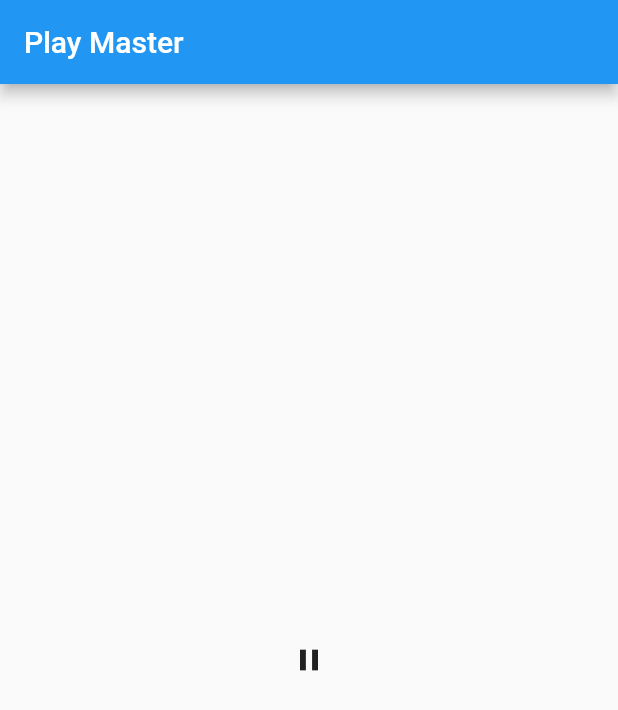
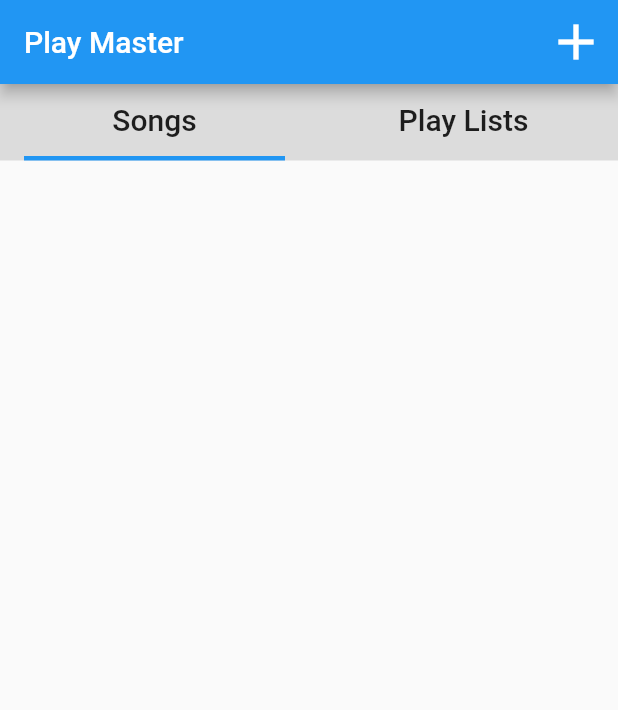
Before and after one commit to nbezanis/PlayMaster, a Flutter app: the screen it shows after launch, on a phone screen of 412 x 824 dp. Shown: the top 710 px of the screen. Run offline on Flutter 3.47's test engine with Material 2 defaults, Android fonts, the phone set to English and light mode, and no system bars; our stand-ins replace audioplayers, file_picker; missing offline and left inert: stereo.

Commit message:
set up git

```diff
--- a/lib/main.dart
+++ b/lib/main.dart
@@ -1,14 +1,21 @@
 import 'package:flutter/material.dart';
-import 'dart:typed_data';
-import 'package:flutter/services.dart';
-import 'dart:io';
-import 'package:path_provider/path_provider.dart';
-import 'package:audioplayer/audioplayer.dart';
 import 'dart:async';
+import 'package:file_picker/file_picker.dart';
+import 'package:provider/provider.dart';
+import 'package:stereo/stereo.dart';
+import 'package:audioplayers/audioplayers.dart';
+
+import 'music_list_display.dart';
+import 'sp_view_switcher.dart';
 
 void main() => runApp(PlayMaster());
 
+//main class for the entire app. any static variables here are
+//intended to be used throughout the entire app.
 class PlayMaster extends StatelessWidget {
+  static AudioPlayer player = AudioPlayer();
+  static List<MusicListDisplay> music = [];
+
   @override
   Widget build(BuildContext context) {
     return MaterialApp(
@@ -19,6 +26,8 @@ class PlayMaster extends StatelessWidget {
   }
 }
 
+//homepage that houses the lists of the user's
+//songs and playlists
 class HomePage extends StatefulWidget {
   @override
   State<StatefulWidget> createState() {
@@ -27,50 +36,154 @@ class HomePage extends StatefulWidget {
 }
 
 class _HomePageState extends State<HomePage> {
-  String mp3URI = '';
-  AudioPlayer player = AudioPlayer();
-  bool paused = true;
-  Icon buttonIcon = Icon(Icons.pause);
+  //tells us which list to display
+  bool displaySongs = true;
+  Color _songsColor = Colors.blue;
+  Color _plColor = Colors.transparent;
+  Color _selected = Colors.blue;
+  Color _unselected = Colors.transparent;
+  //used to set each music object's id
+  int idTotal = 0;
 
-  void _loadSound() async {
-    final ByteData data = await rootBundle.load('assets/Clock.mp3');
-    Directory tempDir = await getTemporaryDirectory();
-    File tempFile = File('${tempDir.path}/Clock.mp3');
-    await tempFile.writeAsBytes(data.buffer.asUint8List(), flush: true);
-    mp3URI = tempFile.uri.toString();
+  //returns a widget that allows user to switch between
+  //the list of their songs and the list of their playlists
+  Widget _getSPViewSwitcher() {
+    return Container(
+      color: Colors.black12,
+      child: Row(
+        children: <Widget>[
+          Container(
+            child: Expanded(
+              flex: 5,
+              child: Container(
+                margin: EdgeInsets.fromLTRB(16.0, 0.0, 16.0, 0.0),
+                decoration: BoxDecoration(
+                  border: Border(
+                    bottom: BorderSide(color: _songsColor, width: 3.0),
+                  ),
+                ),
+                child: FlatButton(
+                  splashColor: Colors.transparent,
+                  highlightColor: Colors.transparent,
+                  child: Text(
+                    'Songs',
+                    style: TextStyle(fontSize: 20.0),
+                  ),
+                  onPressed: () {
+                    setState(() {
+                      displaySongs = true;
+                      _songsColor = _selected;
+                      _plColor = _unselected;
+                    });
+                  },
+                ),
+              ),
+            ),
+          ),
+          Expanded(
+            flex: 5,
+            child: Container(
+              margin: EdgeInsets.fromLTRB(16.0, 0.0, 16.0, 0.0),
+              decoration: BoxDecoration(
+                  border:
+                      Border(bottom: BorderSide(color: _plColor, width: 3.0))),
+              child: FlatButton(
+                splashColor: Colors.transparent,
+                highlightColor: Colors.transparent,
+                child: Text(
+                  'Play Lists',
+                  style: TextStyle(fontSize: 20.0),
+                ),
+                onPressed: () {
+                  setState(() {
+                    displaySongs = false;
+                    _plColor = _selected;
+                    _songsColor = _unselected;
+                  });
+                },
+              ),
+            ),
+          ),
+        ],
+      ),
+    );
   }
 
-  @override
-  void initState() {
-    super.initState();
-    _loadSound();
+  //returns list of songs if displaySongs is true and
+  //list of playlists if it's false
+  Widget _displayContent(bool displaySongs) {
+    return displaySongs
+        ? Expanded(
+            child: ListView.builder(
+              itemCount: PlayMaster.music.length,
+              itemBuilder: (context, index) => ListTile(
+                title: PlayMaster.music[index],
+              ),
+            ),
+          )
+        : Center(
+            child: Column(
+              mainAxisAlignment: MainAxisAlignment.center,
+//            crossAxisAlignment: CrossAxisAlignment.center,
+              children: <Widget>[
+                Text(
+                  'PLAYLISTS HERE',
+                  textAlign: TextAlign.center,
+                ),
+              ],
+            ),
+          );
   }
 
   @override
   Widget build(BuildContext context) {
-    return Scaffold(
-      appBar: AppBar(
-        title: Text('Play Master'),
-      ),
-      body: Center(
-        child: IconButton(
-          onPressed: () {
-            if (paused) {
-              player.play(mp3URI);
-              setState(() {
-                buttonIcon = Icon(Icons.pause);
-              });
-            } else {
-              player.pause();
-              setState(() {
-                buttonIcon = Icon(Icons.play_arrow);
-              });
-            }
-            paused = !paused;
-          },
-          icon: buttonIcon,
-        ),
-      ),
+    return ChangeNotifierProvider(
+      create: (context) => MLDInfo(),
+      child: Scaffold(
+          appBar: AppBar(
+            title: Text('Play Master'),
+            actions: <Widget>[
+              //this icon button is used to add playlists
+              //using flutter file picker
+              IconButton(
+                  icon: Icon(Icons.add),
+                  iconSize: 40.0,
+                  onPressed: () {
+                    //pick files from phone and add them to list of music
+                    pickFiles().then((map) {
+                      setState(() {
+                        map.forEach((name, path) {
+                          PlayMaster.music
+                              .add(MusicListDisplay(path, name, idTotal));
+                          //add 1 to idTotal so that every song gets its own id
+                          idTotal++;
+                        });
+                      });
+                    });
+                  }),
+            ],
+          ),
+          body: Column(
+            children: <Widget>[
+              _getSPViewSwitcher(),
+              _displayContent(displaySongs)
+            ],
+          )),
     );
   }
 }
+
+//isolates a song's name given the path to the mp3 file
+String getSongName(String path) {
+  String name;
+  name = path.substring(path.lastIndexOf('/') + 1, path.indexOf('.mp3'));
+  return name;
+}
+
+//uses flutter file picker to allow the user to import audio files from elsewhere
+//on their device
+Future<Map<String, String>> pickFiles() async {
+  Map<String, String> filePaths;
+  filePaths = await FilePicker.getMultiFilePath(type: FileType.AUDIO);
+  return filePaths;
+}
--- a/pubspec.yaml
+++ b/pubspec.yaml
@@ -19,8 +19,12 @@ environment:
 dependencies:
   flutter:
     sdk: flutter
-  path_provider: ^1.1.2
+  provider: ^4.0.0
+  path_provider: ^0.5.0
   audioplayer: ^0.5.2
+  file_picker: ^1.4.2
+  stereo: ^1.0.2
+  audioplayers: ^0.8.0
 
   # The following adds the Cupertino Icons font to your application.
   # Use with the CupertinoIcons class for iOS style icons.
```
Also changed, not shown: lib/music_list_display.dart (added, +127 -0 lines), lib/sp_view_switcher.dart (added, +77 -0 lines), pubspec.lock, 6 other files.
